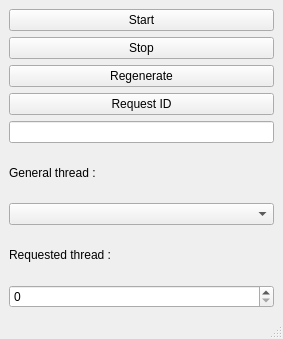
The window that mainwindow.ui (TarasBarninets/thread-manager) describes before a commit, drawn with Qt 5.
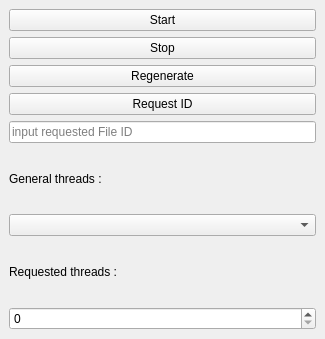
The same window after the commit.

What changed in the file:
```diff
--- a/mainwindow.ui
+++ b/mainwindow.ui
@@ -9,7 +9,7 @@
    <rect>
     <x>0</x>
     <y>0</y>
-    <width>283</width>
+    <width>325</width>
     <height>339</height>
    </rect>
   </property>
@@ -54,12 +54,15 @@
       <property name="text">
        <string/>
       </property>
+      <property name="placeholderText">
+       <string>input requested File ID</string>
+      </property>
      </widget>
     </item>
     <item>
      <widget class="QLabel" name="label">
       <property name="text">
-       <string>General thread :</string>
+       <string>General threads :</string>
       </property>
      </widget>
     </item>
@@ -73,7 +76,7 @@
     <item>
      <widget class="QLabel" name="label_2">
       <property name="text">
-       <string>Requested thread :</string>
+       <string>Requested threads :</string>
       </property>
      </widget>
     </item>
@@ -82,17 +85,6 @@
     </item>
    </layout>
   </widget>
-  <widget class="QMenuBar" name="menubar">
-   <property name="geometry">
-    <rect>
-     <x>0</x>
-     <y>0</y>
-     <width>283</width>
-     <height>26</height>
-    </rect>
-   </property>
-  </widget>
-  <widget class="QStatusBar" name="statusbar"/>
  </widget>
  <resources/>
  <connections/>
```
Left out of the diff: 2 changed lines with no effect on the pictures.
